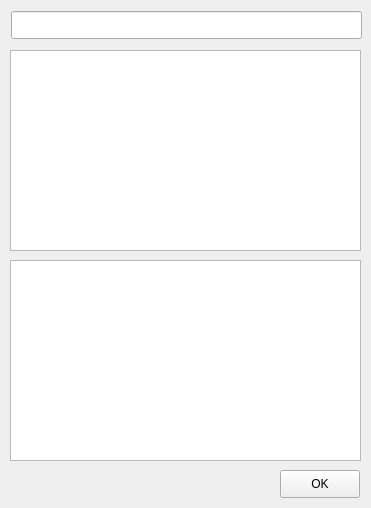
Before: the Qt Designer form ElmerGUI/vtkpost/matc.ui in tehnick/elmerfem, drawn with Qt 5.
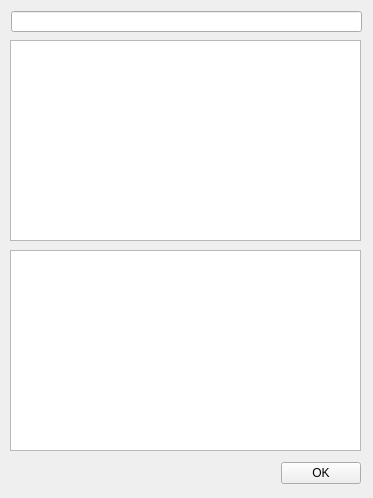
After: the same form once the commit is applied. Icons and pictures are not drawn.

Commit message: ElmerGUI: Updated the MinGW_VTK project file

Patch:
```diff
--- a/ElmerGUI/vtkpost/matc.ui
+++ b/ElmerGUI/vtkpost/matc.ui
@@ -5,8 +5,8 @@
    <rect>
     <x>0</x>
     <y>0</y>
-    <width>371</width>
-    <height>508</height>
+    <width>373</width>
+    <height>498</height>
    </rect>
   </property>
   <property name="windowTitle" >
@@ -21,7 +21,7 @@
      <x>11</x>
      <y>11</y>
      <width>351</width>
-     <height>28</height>
+     <height>21</height>
     </rect>
    </property>
   </widget>
@@ -29,41 +29,60 @@
    <property name="geometry" >
     <rect>
      <x>10</x>
-     <y>50</y>
+     <y>250</y>
      <width>351</width>
      <height>201</height>
     </rect>
    </property>
   </widget>
-  <widget class="QPushButton" name="mcOK" >
-   <property name="geometry" >
-    <rect>
-     <x>280</x>
-     <y>470</y>
-     <width>80</width>
-     <height>28</height>
-    </rect>
-   </property>
-   <property name="text" >
-    <string>OK</string>
-   </property>
-   <property name="icon" >
-    <iconset resource="../ElmerGUI.qrc" >:/icons/dialog-ok-apply.png</iconset>
-   </property>
-   <property name="autoDefault" >
-    <bool>false</bool>
-   </property>
-  </widget>
   <widget class="QTextEdit" name="mcHistory" >
    <property name="geometry" >
     <rect>
      <x>10</x>
-     <y>260</y>
+     <y>40</y>
      <width>351</width>
      <height>201</height>
     </rect>
    </property>
   </widget>
+  <widget class="QWidget" name="" >
+   <property name="geometry" >
+    <rect>
+     <x>10</x>
+     <y>460</y>
+     <width>351</width>
+     <height>26</height>
+    </rect>
+   </property>
+   <layout class="QHBoxLayout" >
+    <item>
+     <spacer>
+      <property name="orientation" >
+       <enum>Qt::Horizontal</enum>
+      </property>
+      <property name="sizeHint" >
+       <size>
+        <width>261</width>
+        <height>20</height>
+       </size>
+      </property>
+     </spacer>
+    </item>
+    <item>
+     <widget class="QPushButton" name="mcOK" >
+      <property name="text" >
+       <string>OK</string>
+      </property>
+      <property name="icon" >
+       <iconset resource="../ElmerGUI.qrc" >:/icons/dialog-ok-apply.png</iconset>
+      </property>
+      <property name="autoDefault" >
+       <bool>false</bool>
+      </property>
+     </widget>
+    </item>
+   </layout>
+  </widget>
  </widget>
  <resources>
   <include location="../ElmerGUI.qrc" />
```
The commit also changes 1 other file.
